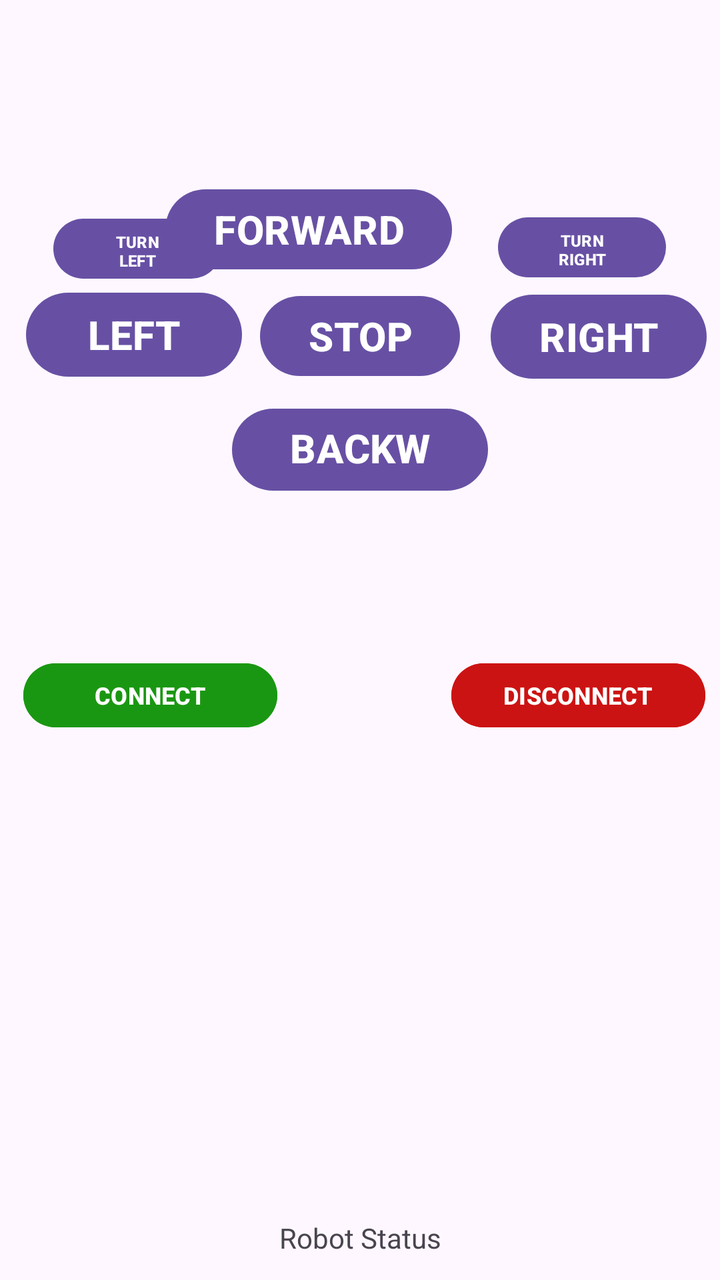
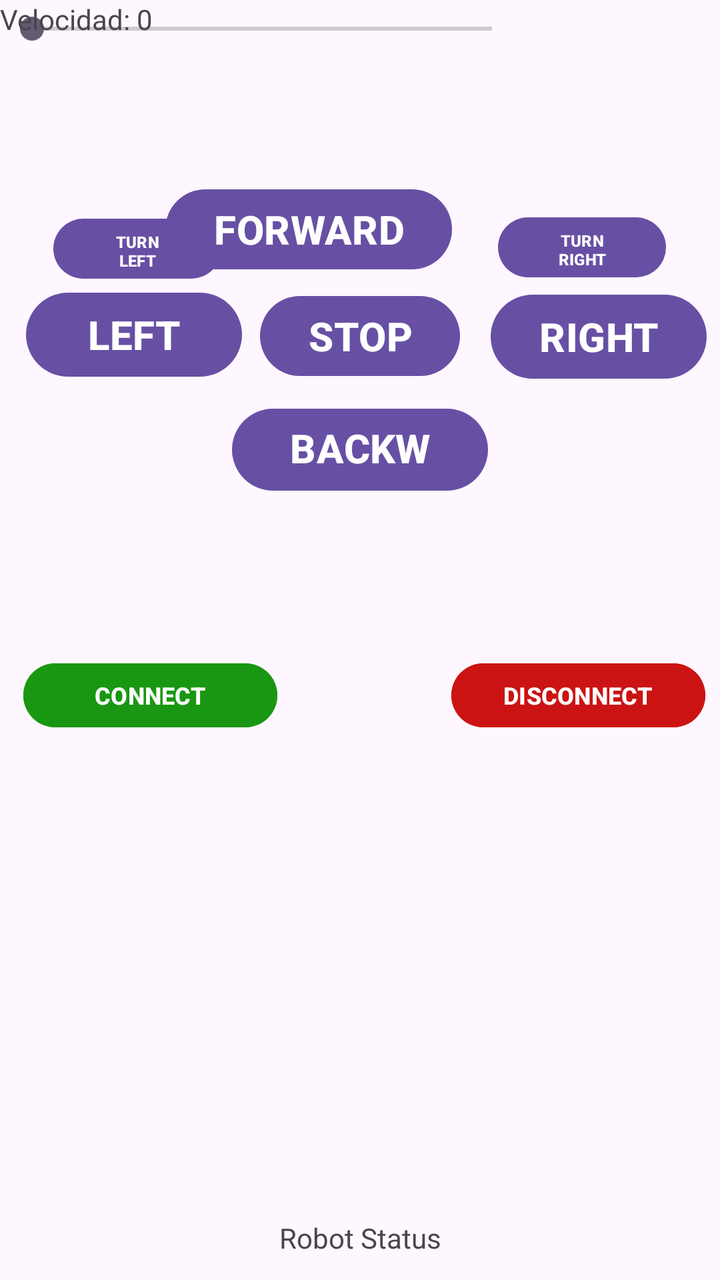

The first picture is an Android layout as it rendered before a commit; the second is the same layout after the commit. The layout source and the unified diff follow.
<!-- AndroidManifest.xml: application theme Theme.MyFirstApp2026 -->
<!-- res/layout/activity_main.xml -->
<?xml version="1.0" encoding="utf-8"?>
<androidx.constraintlayout.widget.ConstraintLayout xmlns:android="http://schemas.android.com/apk/res/android"
    xmlns:app="http://schemas.android.com/apk/res-auto"
    xmlns:tools="http://schemas.android.com/tools"
    android:id="@+id/main"
    android:layout_width="match_parent"
    android:layout_height="match_parent"
    tools:context=".MainActivity">

    <TextView
        android:id="@+id/robotStatus"
        android:layout_width="wrap_content"
        android:layout_height="wrap_content"
        android:text="Robot Status"
        app:layout_constraintBottom_toBottomOf="parent"
        app:layout_constraintEnd_toEndOf="parent"
        app:layout_constraintStart_toStartOf="parent"
        app:layout_constraintTop_toTopOf="parent"
        app:layout_constraintVertical_bias="0.981" />

    <Button
        android:id="@+id/rightButton"
        android:layout_width="108dp"
        android:layout_height="50dp"
        android:text="RIGHT"
        android:textSize="20sp"
        android:textStyle="bold"
        app:layout_constraintBottom_toBottomOf="parent"
        app:layout_constraintEnd_toEndOf="parent"
        app:layout_constraintHorizontal_bias="0.973"
        app:layout_constraintStart_toStartOf="parent"
        app:layout_constraintTop_toTopOf="parent"
        app:layout_constraintVertical_bias="0.243" />

    <Button
        android:id="@+id/backButton"
        android:layout_width="0dp"
        android:layout_height="49dp"
        android:layout_marginStart="116dp"
        android:layout_marginEnd="116dp"
        android:text="BACKWARD"
        android:textSize="20sp"
        android:textStyle="bold"
        app:layout_constraintBottom_toBottomOf="parent"
        app:layout_constraintEnd_toEndOf="parent"
        app:layout_constraintHorizontal_bias="0.0"
        app:layout_constraintStart_toStartOf="parent"
        app:layout_constraintTop_toTopOf="parent"
        app:layout_constraintVertical_bias="0.339" />

    <Button
        android:id="@+id/leftButton"
        android:layout_width="108dp"
        android:layout_height="50dp"
        android:text="LEFT"
        android:textSize="20sp"
        android:textStyle="bold"
        app:layout_constraintBottom_toBottomOf="parent"
        app:layout_constraintEnd_toEndOf="parent"
        app:layout_constraintHorizontal_bias="0.052"
        app:layout_constraintStart_toStartOf="parent"
        app:layout_constraintTop_toTopOf="parent"
        app:layout_constraintVertical_bias="0.241" />

    <Button
        android:id="@+id/turnleftButton"
        android:layout_width="84dp"
        android:layout_height="38dp"
        android:text="TURN LEFT"
        android:textSize="8sp"
        android:textStyle="bold"
        app:layout_constraintBottom_toBottomOf="parent"
        app:layout_constraintEnd_toEndOf="parent"
        app:layout_constraintHorizontal_bias="0.097"
        app:layout_constraintStart_toStartOf="parent"
        app:layout_constraintTop_toTopOf="parent"
        app:layout_constraintVertical_bias="0.175" />

    <Button
        android:id="@+id/turnrightButton"
        android:layout_width="84dp"
        android:layout_height="38dp"
        android:text="TURN RIGHT"
        android:textSize="8sp"
        android:textStyle="bold"
        app:layout_constraintBottom_toBottomOf="parent"
        app:layout_constraintEnd_toEndOf="parent"
        app:layout_constraintHorizontal_bias="0.902"
        app:layout_constraintStart_toStartOf="parent"
        app:layout_constraintTop_toTopOf="parent"
        app:layout_constraintVertical_bias="0.174" />

    <Button
        android:id="@+id/conButton"
        android:layout_width="127dp"
        android:layout_height="40dp"
        android:backgroundTint="#1A9712"
        android:onClick="onClickConnectButton"
        android:text="CONNECT"
        android:textSize="12sp"
        android:textStyle="bold"
        app:layout_constraintBottom_toBottomOf="parent"
        app:layout_constraintEnd_toEndOf="parent"
        app:layout_constraintHorizontal_bias="0.05"
        app:layout_constraintStart_toStartOf="parent"
        app:layout_constraintTop_toTopOf="parent"
        app:layout_constraintVertical_bias="0.546" />


    <ScrollView
        android:id="@+id/discoveredDevicesScroll"
        android:layout_width="0dp"
        android:layout_height="0dp"
        android:layout_marginStart="16dp"
        android:layout_marginTop="12dp"
        android:layout_marginEnd="16dp"
        android:layout_marginBottom="12dp"
        android:fillViewport="true"
        app:layout_constraintBottom_toTopOf="@id/robotStatus"
        app:layout_constraintEnd_toEndOf="parent"
        app:layout_constraintStart_toStartOf="parent"
        app:layout_constraintTop_toBottomOf="@id/conButton">

        <LinearLayout
            android:id="@+id/discoveredDevices"
            android:layout_width="match_parent"
            android:layout_height="wrap_content"
            android:orientation="vertical" />
    </ScrollView>

    <Button
        android:id="@+id/desButton"
        android:layout_width="127dp"
        android:layout_height="40dp"
        android:backgroundTint="#CC1313"
        android:text="DISCONNECT"
        android:textSize="12sp"
        android:textStyle="bold"
        app:layout_constraintBottom_toBottomOf="parent"
        app:layout_constraintEnd_toEndOf="parent"
        app:layout_constraintHorizontal_bias="0.969"
        app:layout_constraintStart_toStartOf="parent"
        app:layout_constraintTop_toTopOf="parent"
        app:layout_constraintVertical_bias="0.546" />

    <Button
        android:id="@+id/stopButton"
        android:layout_width="wrap_content"
        android:layout_height="wrap_content"
        android:text="STOP"
        android:textSize="20sp"
        android:textStyle="bold"
        app:layout_constraintBottom_toBottomOf="parent"
        app:layout_constraintEnd_toEndOf="parent"
        app:layout_constraintStart_toStartOf="parent"
        app:layout_constraintTop_toTopOf="parent"
        app:layout_constraintVertical_bias="0.243" />

    <Button
        android:id="@+id/forButton"
        android:layout_width="wrap_content"
        android:layout_height="wrap_content"
        android:layout_marginStart="134dp"
        android:layout_marginEnd="134dp"
        android:text="FORWARD"
        android:textSize="20sp"
        android:textStyle="bold"
        app:layout_constraintBottom_toBottomOf="parent"
        app:layout_constraintEnd_toEndOf="parent"
        app:layout_constraintHorizontal_bias="1.0"
        app:layout_constraintStart_toStartOf="parent"
        app:layout_constraintTop_toTopOf="parent"
        app:layout_constraintVertical_bias="0.153" />

</androidx.constraintlayout.widget.ConstraintLayout>
<!-- resources referenced by this layout -->
<resources>
  <style name="Theme.MyFirstApp2026" parent="Base.Theme.MyFirstApp2026" />
  <style name="Base.Theme.MyFirstApp2026" parent="Theme.Material3.DayNight.NoActionBar">
          
          
      </style>
</resources>

<!-- the commit's change to res/layout/activity_main.xml (unified diff, before → after) -->
@@ -172,4 +172,19 @@
         app:layout_constraintTop_toTopOf="parent"
         app:layout_constraintVertical_bias="0.153" />
 
+    <SeekBar
+        android:id="@+id/velBar"
+        android:layout_width="262dp"
+        android:layout_height="29dp"
+        tools:layout_editor_absoluteX="74dp"
+        tools:layout_editor_absoluteY="382dp" />
+
+    <TextView
+        android:id="@+id/velValue"
+        android:layout_width="wrap_content"
+        android:layout_height="wrap_content"
+        android:text="Velocidad: 0"
+        tools:layout_editor_absoluteX="167dp"
+        tools:layout_editor_absoluteY="419dp" />
+
 </androidx.constraintlayout.widget.ConstraintLayout>
